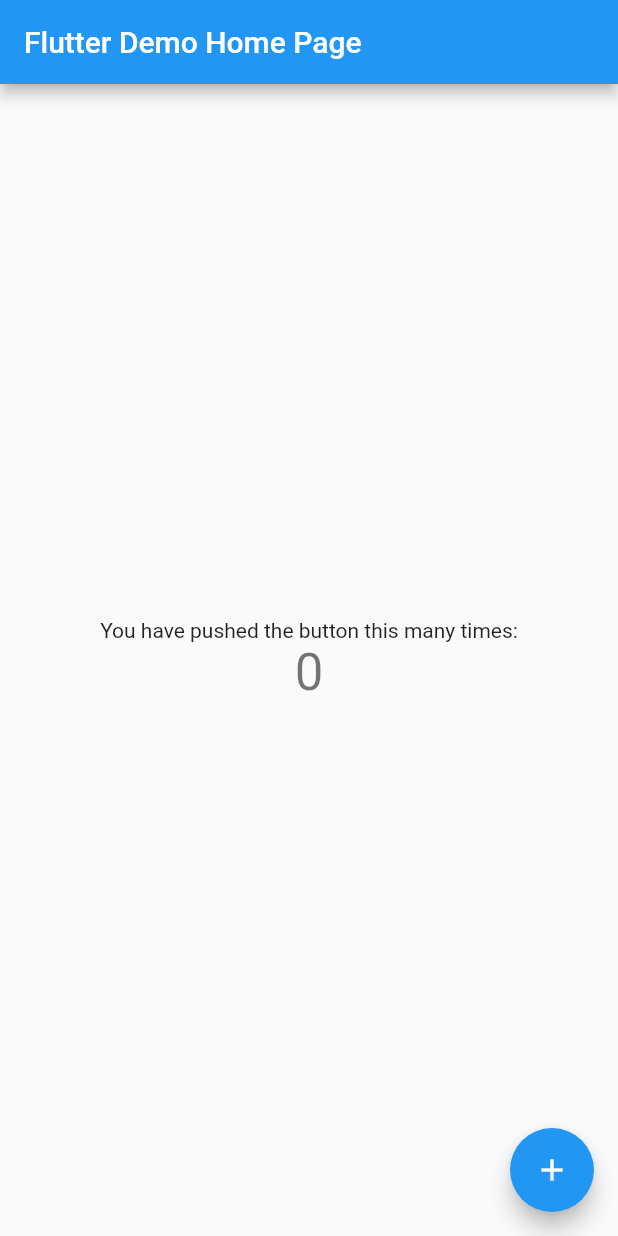
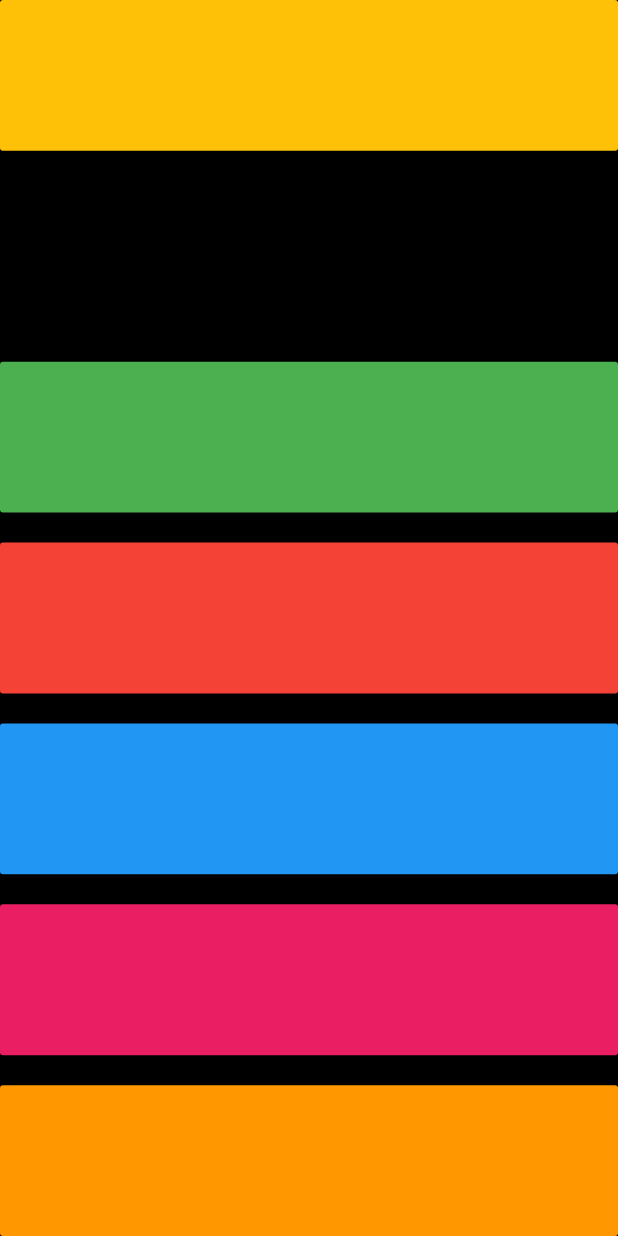
Before and after one commit to logmo/xylophone_app, a Flutter app: the screen it shows after launch, on a phone screen of 412 x 824 dp. Run offline on Flutter 3.47's test engine with Material 2 defaults, Android fonts, the phone set to English and light mode, and no system bars; our stand-ins replace audioplayers.

Commit message:
16032023

```diff
--- a/lib/main.dart
+++ b/lib/main.dart
@@ -1,115 +1,68 @@
+// ignore_for_file: import_of_legacy_library_into_null_safe, unused_import
+
 import 'package:flutter/material.dart';
+import 'package:audioplayers/audioplayers.dart';
+import 'package:audioplayers/audio_cache.dart';
 
 void main() {
-  runApp(const MyApp());
+  runApp(const XylophoneApp());
 }
 
-class MyApp extends StatelessWidget {
-  const MyApp({Key? key}) : super(key: key);
+class XylophoneApp extends StatelessWidget {
+  const XylophoneApp({Key? key}) : super(key: key);
+  void playSound(int soundNumber) {
+    final player = AudioCache();
+    player.play('note$soundNumber.wav');
+  }
 
-  // This widget is the root of your application.
+  Expanded buildKey({required Color color, required int soundNumber}) =>
+      Expanded(
+          child: FlatButton(
+        color: color,
+        onPressed: () {
+          playSound(soundNumber);
+        },
+        child: Text(""),
+      ));
+
   @override
   Widget build(BuildContext context) {
     return MaterialApp(
-      title: 'Flutter Demo',
-      theme: ThemeData(
-        // This is the theme of your application.
-        //
-        // Try running your application with "flutter run". You'll see the
-        // application has a blue toolbar. Then, without quitting the app, try
-        // changing the primarySwatch below to Colors.green and then invoke
-        // "hot reload" (press "r" in the console where you ran "flutter run",
-        // or simply save your changes to "hot reload" in a Flutter IDE).
-        // Notice that the counter didn't reset back to zero; the application
-        // is not restarted.
-        primarySwatch: Colors.blue,
+      debugShowCheckedModeBanner: false,
+      home: Scaffold(
+        backgroundColor: Colors.black,
+        body: SafeArea(
+            child: Column(
+          crossAxisAlignment: CrossAxisAlignment.stretch,
+          children: [
+            buildKey(color: Colors.amber, soundNumber: 1),
+            const SizedBox(
+              height: 20,
+            ),
+            buildKey(color: Colors.black, soundNumber: 2),
+            const SizedBox(
+              height: 20,
+            ),
+            buildKey(color: Colors.green, soundNumber: 3),
+            const SizedBox(
+              height: 20,
+            ),
+            buildKey(color: Colors.red, soundNumber: 4),
+            const SizedBox(
+              height: 20,
+            ),
+            buildKey(color: Colors.blue, soundNumber: 5),
+            const SizedBox(
+              height: 20,
+            ),
+            buildKey(color: Colors.pink, soundNumber: 6),
+            const SizedBox(
+              height: 20,
+            ),
+            buildKey(color: Colors.orange, soundNumber: 7),
+          ],
+        )),
       ),
-      home: const MyHomePage(title: 'Flutter Demo Home Page'),
     );
   }
 }
-
-class MyHomePage extends StatefulWidget {
-  const MyHomePage({Key? key, required this.title}) : super(key: key);
-
-  // This widget is the home page of your application. It is stateful, meaning
-  // that it has a State object (defined below) that contains fields that affect
-  // how it looks.
-
-  // This class is the configuration for the state. It holds the values (in this
-  // case the title) provided by the parent (in this case the App widget) and
-  // used by the build method of the State. Fields in a Widget subclass are
-  // always marked "final".
-
-  final String title;
-
-  @override
-  State<MyHomePage> createState() => _MyHomePageState();
-}
-
-class _MyHomePageState extends State<MyHomePage> {
-  int _counter = 0;
-
-  void _incrementCounter() {
-    setState(() {
-      // This call to setState tells the Flutter framework that something has
-      // changed in this State, which causes it to rerun the build method below
-      // so that the display can reflect the updated values. If we changed
-      // _counter without calling setState(), then the build method would not be
-      // called again, and so nothing would appear to happen.
-      _counter++;
-    });
-  }
-
-  @override
-  Widget build(BuildContext context) {
-    // This method is rerun every time setState is called, for instance as done
-    // by the _incrementCounter method above.
-    //
-    // The Flutter framework has been optimized to make rerunning build methods
-    // fast, so that you can just rebuild anything that needs updating rather
-    // than having to individually change instances of widgets.
-    return Scaffold(
-      appBar: AppBar(
-        // Here we take the value from the MyHomePage object that was created by
-        // the App.build method, and use it to set our appbar title.
-        title: Text(widget.title),
-      ),
-      body: Center(
-        // Center is a layout widget. It takes a single child and positions it
-        // in the middle of the parent.
-        child: Column(
-          // Column is also a layout widget. It takes a list of children and
-          // arranges them vertically. By default, it sizes itself to fit its
-          // children horizontally, and tries to be as tall as its parent.
-          //
-          // Invoke "debug painting" (press "p" in the console, choose the
-          // "Toggle Debug Paint" action from the Flutter Inspector in Android
-          // Studio, or the "Toggle Debug Paint" command in Visual Studio Code)
-          // to see the wireframe for each widget.
-          //
-          // Column has various properties to control how it sizes itself and
-          // how it positions its children. Here we use mainAxisAlignment to
-          // center the children vertically; the main axis here is the vertical
-          // axis because Columns are vertical (the cross axis would be
-          // horizontal).
-          mainAxisAlignment: MainAxisAlignment.center,
-          children: <Widget>[
-            const Text(
-              'You have pushed the button this many times:',
-            ),
-            Text(
-              '$_counter',
-              style: Theme.of(context).textTheme.headline4,
-            ),
-          ],
-        ),
-      ),
-      floatingActionButton: FloatingActionButton(
-        onPressed: _incrementCounter,
-        tooltip: 'Increment',
-        child: const Icon(Icons.add),
-      ), // This trailing comma makes auto-formatting nicer for build methods.
-    );
-  }
-}
--- a/pubspec.yaml
+++ b/pubspec.yaml
@@ -34,6 +34,7 @@
   # The following adds the Cupertino Icons font to your application.
   # Use with the CupertinoIcons class for iOS style icons.
   cupertino_icons: ^1.0.2
+  audioplayers: ^0.17.4
 
 dev_dependencies:
   flutter_test:
@@ -58,8 +59,8 @@
   uses-material-design: true
 
   # To add assets to your application, add an assets section, like this:
-  # assets:
-  #   - images/a_dot_burr.jpeg
+  assets:
+    - assets/
   #   - images/a_dot_ham.jpeg
 
   # An image asset can refer to one or more resolution-specific "variants", see
```
Also changed, not shown: pubspec.lock, 10 other files.
